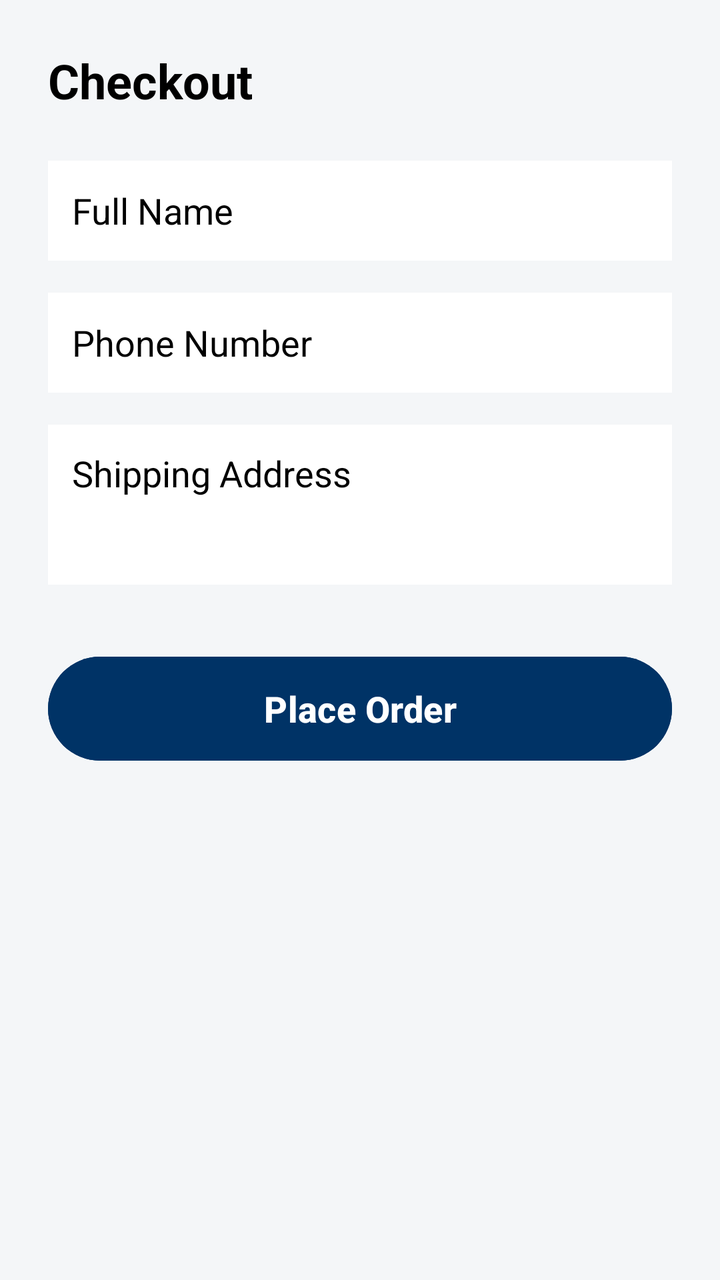
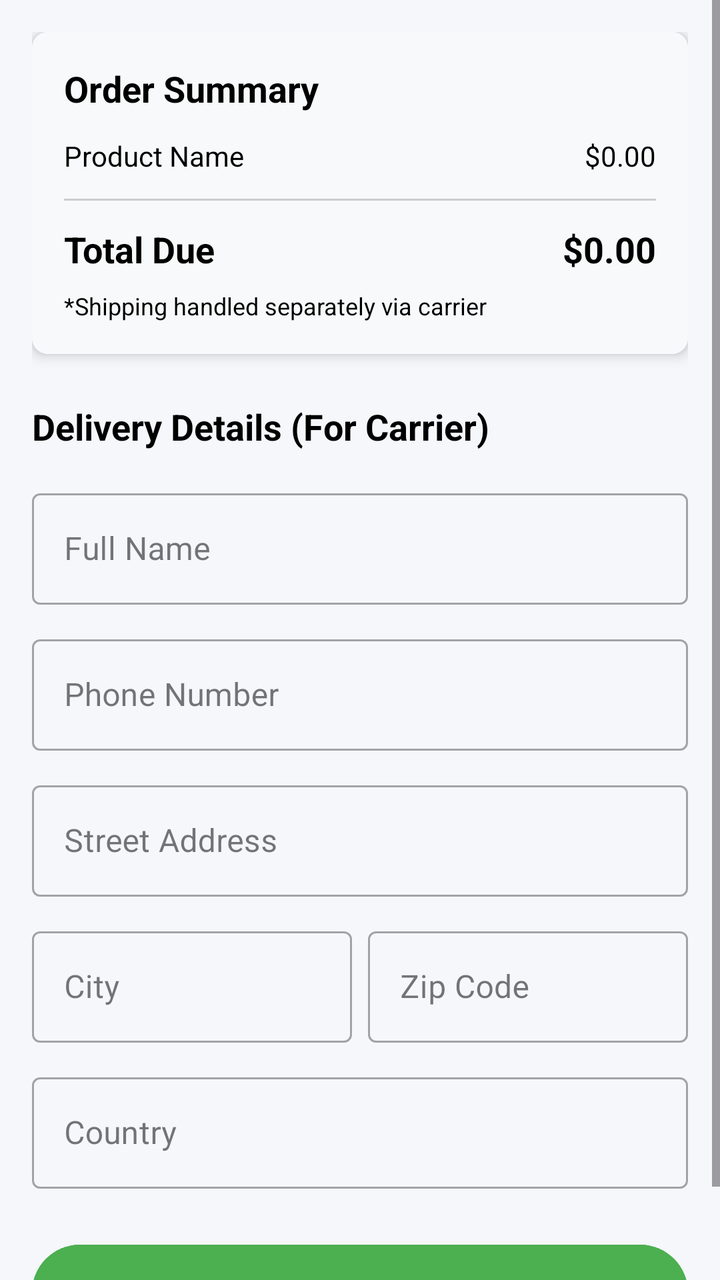

The first picture is an Android layout as it rendered before a commit; the second is the same layout after the commit. The layout source and the unified diff follow.
<!-- AndroidManifest.xml: application theme Theme.PrintIt -->
<!-- res/layout/activity_checkout.xml -->
<?xml version="1.0" encoding="utf-8"?>
<LinearLayout xmlns:android="http://schemas.android.com/apk/res/android"
    android:layout_width="match_parent"
    android:layout_height="match_parent"
    android:orientation="vertical"
    android:padding="24dp"
    android:background="@color/caicon_grey_background">

    <TextView
        android:layout_width="wrap_content"
        android:layout_height="wrap_content"
        android:text="Checkout"
        android:textSize="24sp"
        android:textStyle="bold"
        android:layout_marginBottom="24dp"
        android:textColor="@color/black" />

    <EditText
        android:id="@+id/et_checkout_name"
        android:layout_width="match_parent"
        android:layout_height="50dp"
        android:hint="Full Name"
        android:textColorHint="#000000"
        android:textColor="#000000"
        android:background="#FFFFFF"
        android:padding="12dp"
        android:layout_marginBottom="16dp" />

    <EditText
        android:id="@+id/et_checkout_phone"
        android:layout_width="match_parent"
        android:layout_height="50dp"
        android:hint="Phone Number"
        android:inputType="phone"
        android:textColorHint="#000000"
        android:textColor="#000000"
        android:background="#FFFFFF"
        android:padding="12dp"
        android:layout_marginBottom="16dp" />

    <EditText
        android:id="@+id/et_checkout_address"
        android:layout_width="match_parent"
        android:layout_height="80dp"
        android:hint="Shipping Address"
        android:gravity="top"
        android:textColorHint="#000000"
        android:textColor="#000000"
        android:background="#FFFFFF"
        android:padding="12dp"
        android:layout_marginBottom="32dp" />

    <Button
        android:id="@+id/btn_place_order"
        android:layout_width="match_parent"
        android:layout_height="60dp"
        android:text="Place Order"
        android:backgroundTint="@color/caicon_blue_primary"
        android:textColor="@color/white"
        android:textStyle="bold"
        android:textSize="18sp" />

</LinearLayout>
<!-- resources referenced by this layout -->
<resources>
  <color name="black">#000000</color>
  <color name="caicon_blue_primary">#003366</color>
  <color name="caicon_grey_background">#F4F6F8</color>
  <color name="white">#FFFFFF</color>
  <style name="Theme.PrintIt" parent="Base.Theme.PrintIt" />
  <style name="Base.Theme.PrintIt" parent="Theme.Material3.DayNight.NoActionBar">
          <item name="colorPrimary">@color/caicon_blue_primary</item>
          <item name="colorPrimaryVariant">@color/caicon_blue_primary</item>
  
          <item name="android:statusBarColor">@color/caicon_blue_primary</item>
          <item name="android:windowSplashScreenBackground">@color/caicon_blue_primary</item>
  
          <item name="android:windowBackground">@color/caicon_blue_primary</item>
      </style>
</resources>

<!-- the commit's change to res/layout/activity_checkout.xml (unified diff, before → after) -->
@@ -1,63 +1,210 @@
 <?xml version="1.0" encoding="utf-8"?>
-<LinearLayout xmlns:android="http://schemas.android.com/apk/res/android"
+<ScrollView xmlns:android="http://schemas.android.com/apk/res/android"
+    xmlns:app="http://schemas.android.com/apk/res-auto"
     android:layout_width="match_parent"
     android:layout_height="match_parent"
-    android:orientation="vertical"
-    android:padding="24dp"
-    android:background="@color/caicon_grey_background">
-
-    <TextView
-        android:layout_width="wrap_content"
+    android:background="#F5F7FA">
+
+    <LinearLayout
+        android:layout_width="match_parent"
         android:layout_height="wrap_content"
-        android:text="Checkout"
-        android:textSize="24sp"
-        android:textStyle="bold"
-        android:layout_marginBottom="24dp"
-        android:textColor="@color/black" />
-
-    <EditText
-        android:id="@+id/et_checkout_name"
-        android:layout_width="match_parent"
-        android:layout_height="50dp"
-        android:hint="Full Name"
-        android:textColorHint="#000000"
-        android:textColor="#000000"
-        android:background="#FFFFFF"
-        android:padding="12dp"
-        android:layout_marginBottom="16dp" />
-
-    <EditText
-        android:id="@+id/et_checkout_phone"
-        android:layout_width="match_parent"
-        android:layout_height="50dp"
-        android:hint="Phone Number"
-        android:inputType="phone"
-        android:textColorHint="#000000"
-        android:textColor="#000000"
-        android:background="#FFFFFF"
-        android:padding="12dp"
-        android:layout_marginBottom="16dp" />
-
-    <EditText
-        android:id="@+id/et_checkout_address"
-        android:layout_width="match_parent"
-        android:layout_height="80dp"
-        android:hint="Shipping Address"
-        android:gravity="top"
-        android:textColorHint="#000000"
-        android:textColor="#000000"
-        android:background="#FFFFFF"
-        android:padding="12dp"
-        android:layout_marginBottom="32dp" />
-
-    <Button
-        android:id="@+id/btn_place_order"
-        android:layout_width="match_parent"
-        android:layout_height="60dp"
-        android:text="Place Order"
-        android:backgroundTint="@color/caicon_blue_primary"
-        android:textColor="@color/white"
-        android:textStyle="bold"
-        android:textSize="18sp" />
-
-</LinearLayout>
+        android:orientation="vertical"
+        android:padding="16dp">
+
+        <androidx.cardview.widget.CardView
+            android:layout_width="match_parent"
+            android:layout_height="wrap_content"
+            android:layout_marginBottom="24dp"
+            app:cardCornerRadius="8dp"
+            app:cardElevation="4dp">
+
+            <LinearLayout
+                android:layout_width="match_parent"
+                android:layout_height="wrap_content"
+                android:orientation="vertical"
+                android:padding="16dp"
+                android:background="#F8F9FA">
+
+                <TextView
+                    android:layout_width="wrap_content"
+                    android:layout_height="wrap_content"
+                    android:text="Order Summary"
+                    android:textSize="18sp"
+                    android:textStyle="bold"
+                    android:textColor="#000000"
+                    android:layout_marginBottom="12dp"/>
+
+                <LinearLayout
+                    android:layout_width="match_parent"
+                    android:layout_height="wrap_content"
+                    android:orientation="horizontal">
+                    <TextView
+                        android:id="@+id/tvBillProductName"
+                        android:layout_width="0dp"
+                        android:layout_height="wrap_content"
+                        android:layout_weight="1"
+                        android:text="Product Name"
+                        android:textColor="#000000"/>
+                    <TextView
+                        android:id="@+id/tvBillSubtotal"
+                        android:layout_width="wrap_content"
+                        android:layout_height="wrap_content"
+                        android:text="$0.00"
+                        android:textColor="#000000"/>
+                </LinearLayout>
+
+                <View
+                    android:layout_width="match_parent"
+                    android:layout_height="1dp"
+                    android:background="#CCCCCC"
+                    android:layout_marginTop="12dp"
+                    android:layout_marginBottom="12dp"/>
+
+                <LinearLayout
+                    android:layout_width="match_parent"
+                    android:layout_height="wrap_content"
+                    android:orientation="horizontal">
+                    <TextView
+                        android:layout_width="0dp"
+                        android:layout_height="wrap_content"
+                        android:layout_weight="1"
+                        android:text="Total Due"
+                        android:textSize="18sp"
+                        android:textStyle="bold"
+                        android:textColor="#000000"/>
+                    <TextView
+                        android:id="@+id/tvBillTotal"
+                        android:layout_width="wrap_content"
+                        android:layout_height="wrap_content"
+                        android:text="$0.00"
+                        android:textSize="18sp"
+                        android:textStyle="bold"
+                        android:textColor="#000000"/>
+                </LinearLayout>
+
+                <TextView
+                    android:layout_width="wrap_content"
+                    android:layout_height="wrap_content"
+                    android:text="*Shipping handled separately via carrier"
+                    android:textSize="12sp"
+                    android:textColor="#000000"
+                    android:layout_marginTop="8dp"/>
+            </LinearLayout>
+        </androidx.cardview.widget.CardView>
+
+        <TextView
+            android:layout_width="match_parent"
+            android:layout_height="wrap_content"
+            android:text="Delivery Details (For Carrier)"
+            android:textSize="18sp"
+            android:textStyle="bold"
+            android:textColor="#000000"
+            android:layout_marginBottom="16dp"/>
+
+        <com.google.android.material.textfield.TextInputLayout
+            android:layout_width="match_parent"
+            android:layout_height="wrap_content"
+            android:layout_marginBottom="12dp"
+            android:hint="Full Name"
+            app:hintTextColor="#000000"
+            style="@style/Widget.MaterialComponents.TextInputLayout.OutlinedBox">
+            <com.google.android.material.textfield.TextInputEditText
+                android:id="@+id/etFullName"
+                android:layout_width="match_parent"
+                android:layout_height="wrap_content"
+                android:textColor="#000000" />
+        </com.google.android.material.textfield.TextInputLayout>
+
+        <com.google.android.material.textfield.TextInputLayout
+            android:layout_width="match_parent"
+            android:layout_height="wrap_content"
+            android:layout_marginBottom="12dp"
+            android:hint="Phone Number"
+            app:hintTextColor="#000000"
+            style="@style/Widget.MaterialComponents.TextInputLayout.OutlinedBox">
+            <com.google.android.material.textfield.TextInputEditText
+                android:id="@+id/etPhone"
+                android:layout_width="match_parent"
+                android:layout_height="wrap_content"
+                android:inputType="phone"
+                android:textColor="#000000" />
+        </com.google.android.material.textfield.TextInputLayout>
+
+        <com.google.android.material.textfield.TextInputLayout
+            android:layout_width="match_parent"
+            android:layout_height="wrap_content"
+            android:layout_marginBottom="12dp"
+            android:hint="Street Address"
+            app:hintTextColor="#000000"
+            style="@style/Widget.MaterialComponents.TextInputLayout.OutlinedBox">
+            <com.google.android.material.textfield.TextInputEditText
+                android:id="@+id/etShippingAddress"
+                android:layout_width="match_parent"
+                android:layout_height="wrap_content"
+                android:textColor="#000000" />
+        </com.google.android.material.textfield.TextInputLayout>
+
+        <LinearLayout
+            android:layout_width="match_parent"
+            android:layout_height="wrap_content"
+            android:orientation="horizontal"
+            android:layout_marginBottom="12dp"
+            android:baselineAligned="false">
+
+            <com.google.android.material.textfield.TextInputLayout
+                android:layout_width="0dp"
+                android:layout_height="wrap_content"
+                android:layout_weight="1"
+                android:layout_marginEnd="8dp"
+                android:hint="City"
+                app:hintTextColor="#000000"
+                style="@style/Widget.MaterialComponents.TextInputLayout.OutlinedBox">
+                <com.google.android.material.textfield.TextInputEditText
+                    android:id="@+id/etCity"
+                    android:layout_width="match_parent"
+                    android:layout_height="wrap_content"
+                    android:textColor="#000000" />
+            </com.google.android.material.textfield.TextInputLayout>
+
+            <com.google.android.material.textfield.TextInputLayout
+                android:layout_width="0dp"
+                android:layout_height="wrap_content"
+                android:layout_weight="1"
+                android:hint="Zip Code"
+                app:hintTextColor="#000000"
+                style="@style/Widget.MaterialComponents.TextInputLayout.OutlinedBox">
+                <com.google.android.material.textfield.TextInputEditText
+                    android:id="@+id/etZip"
+                    android:layout_width="match_parent"
+                    android:layout_height="wrap_content"
+                    android:inputType="number"
+                    android:textColor="#000000" />
+            </com.google.android.material.textfield.TextInputLayout>
+        </LinearLayout>
+
+        <com.google.android.material.textfield.TextInputLayout
+            android:layout_width="match_parent"
+            android:layout_height="wrap_content"
+            android:layout_marginBottom="24dp"
+            android:hint="Country"
+            app:hintTextColor="#000000"
+            style="@style/Widget.MaterialComponents.TextInputLayout.OutlinedBox">
+            <com.google.android.material.textfield.TextInputEditText
+                android:id="@+id/etCountry"
+                android:layout_width="match_parent"
+                android:layout_height="wrap_content"
+                android:textColor="#000000" />
+        </com.google.android.material.textfield.TextInputLayout>
+
+        <Button
+            android:id="@+id/btnPlaceOrder"
+            android:layout_width="match_parent"
+            android:layout_height="56dp"
+            android:text="PAY &amp; PLACE ORDER"
+            android:textSize="16sp"
+            android:textStyle="bold"
+            android:backgroundTint="#4CAF50"
+            android:textColor="#FFFFFF" />
+
+    </LinearLayout>
+</ScrollView>
<!-- resource entries referenced after the edit -->
@@ -1,18 +1,16 @@
 <!-- resources referenced by this layout -->
 <resources>
-  <color name="black">#000000</color>
   <color name="caicon_blue_primary">#003366</color>
-  <color name="caicon_grey_background">#F4F6F8</color>
-  <color name="white">#FFFFFF</color>
   <style name="Theme.PrintIt" parent="Base.Theme.PrintIt" />
   <style name="Base.Theme.PrintIt" parent="Theme.Material3.DayNight.NoActionBar">
           <item name="colorPrimary">@color/caicon_blue_primary</item>
           <item name="colorPrimaryVariant">@color/caicon_blue_primary</item>
   
           <item name="android:statusBarColor">@color/caicon_blue_primary</item>
-          <item name="android:windowSplashScreenBackground">@color/caicon_blue_primary</item>
+          <item name="android:windowSplashScreenBackground" tools:targetApi="31">@color/caicon_blue_primary</item>
+          <item name="android:windowBackground">@color/caicon_blue_primary</item>
   
-          <item name="android:windowBackground">@color/caicon_blue_primary</item>
+          <item name="colorControlActivated">@color/caicon_blue_primary</item>
       </style>
 </resources>
 
